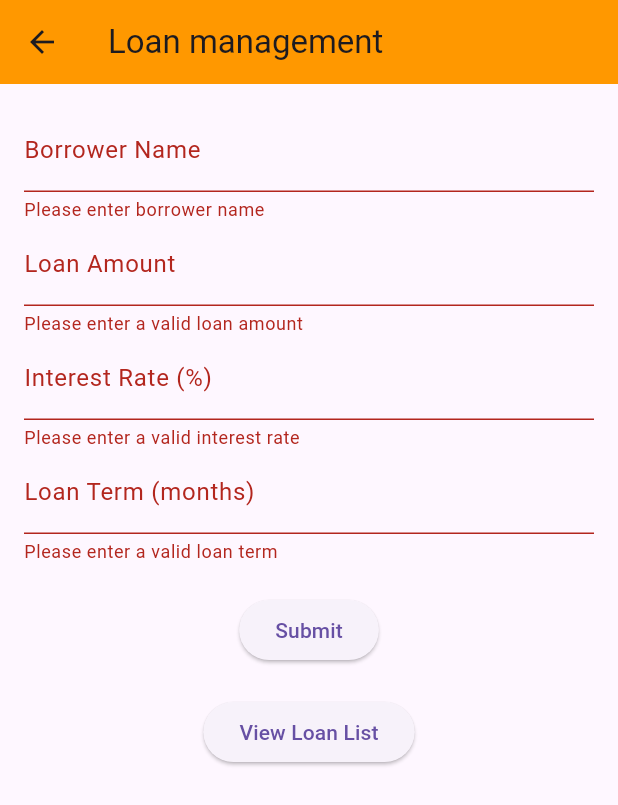
After one commit to Akib-Mahmud-Omio/Quidvy, a Flutter app: the LoanDetailsScreen screen opened directly, after a tap on "Submit", on a phone screen of 412 x 824 dp. The commit adds this screen. Shown: the top 805 px of the screen. Run offline on Flutter 3.47's test engine with Material 3 defaults, Android fonts, the phone set to English and light mode, and no system bars; our stand-ins replace cloud_firestore, firebase_auth, firebase_core, firebase_messaging, flip_card, loading_overlay and 1 more; missing offline and left inert: patterns_canvas; accounts and stored records are empty.

Commit message:
tanjil40

```diff
--- /dev/null
+++ b/lib/pages/loan.dart
@@ -0,0 +1,219 @@
+
+import 'package:flutter/material.dart';
+
+class Loan {
+  String borrowerName;
+  double loanAmount;
+  double interestRate;
+  int loanTerm;
+
+  Loan({
+    required this.borrowerName,
+    required this.loanAmount,
+    required this.interestRate,
+    required this.loanTerm,
+  });
+}
+
+class LoanDetailsScreen extends StatefulWidget {
+  @override
+  _LoanDetailsScreenState createState() => _LoanDetailsScreenState();
+}
+
+class _LoanDetailsScreenState extends State<LoanDetailsScreen> {
+  final _formKey = GlobalKey<FormState>();
+  final TextEditingController _nameController = TextEditingController();
+  final TextEditingController _amountController = TextEditingController();
+  final TextEditingController _rateController = TextEditingController();
+  final TextEditingController _termController = TextEditingController();
+  List<Loan> loans = [];
+
+  @override
+  Widget build(BuildContext context) {
+    return Scaffold(
+      appBar: AppBar(
+          title: Text('Loan management'),
+          backgroundColor:Colors.orange,
+          leading: IconButton(
+              icon: Icon(Icons.arrow_back),
+              onPressed: () {
+                Navigator.pop(context);
+              }
+          )
+      ),
+
+      body: Padding(
+        padding: const EdgeInsets.all(16.0),
+        child: Form(
+          key: _formKey,
+          child: Column(
+            children: [
+              TextFormField(
+                controller: _nameController,
+                decoration: InputDecoration(labelText: 'Borrower Name'),
+                validator: (value) {
+                  if (value == null || value.isEmpty) {
+                    return 'Please enter borrower name';
+                  }
+                  return null;
+                },
+              ),
+              TextFormField(
+                controller: _amountController,
+                keyboardType: TextInputType.number,
+                decoration: InputDecoration(labelText: 'Loan Amount'),
+                validator: (value) {
+                  if (value == null || double.tryParse(value) == null) {
+                    return 'Please enter a valid loan amount';
+                  }
+                  return null;
+                },
+              ),
+              TextFormField(
+                controller: _rateController,
+                keyboardType: TextInputType.number,
+                decoration: InputDecoration(labelText: 'Interest Rate (%)'),
+                validator: (value) {
+                  if (value == null || double.tryParse(value) == null) {
+                    return 'Please enter a valid interest rate';
+                  }
+                  return null;
+                },
+              ),
+              TextFormField(
+                controller: _termController,
+                keyboardType: TextInputType.number,
+                decoration: InputDecoration(labelText: 'Loan Term (months)'),
+                validator: (value) {
+                  if (value == null || int.tryParse(value) == null) {
+                    return 'Please enter a valid loan term';
+                  }
+                  return null;
+                },
+              ),
+              SizedBox(height: 20),
+              ElevatedButton(
+                onPressed: () {
+                  if (_formKey.currentState?.validate() ?? false) {
+                    _submitForm();
+                  }
+                },
+                child: Text('Submit'),
+              ),
+              SizedBox(height: 20),
+              ElevatedButton(
+                onPressed: () {
+                  _navigateToLoanList();
+                },
+                child: Text('View Loan List'),
+              ),
+            ],
+          ),
+        ),
+      ),
+    );
+  }
+
+  void _submitForm() {
+    final loan = Loan(
+      borrowerName: _nameController.text,
+      loanAmount: double.parse(_amountController.text),
+      interestRate: double.parse(_rateController.text),
+      loanTerm: int.parse(_termController.text),
+    );
+
+    setState(() {
+      loans.add(loan);
+    });
+
+    // Navigate to the loan information screen
+    Navigator.push(
+      context,
+      MaterialPageRoute(
+        builder: (context) => LoanInfoScreen(loan: loan),
+      ),
+    );
+  }
+
+  void _navigateToLoanList() {
+    Navigator.push(
+      context,
+      MaterialPageRoute(
+        builder: (context) => LoanListScreen(loans: loans),
+      ),
+    );
+  }
+}
+
+class LoanInfoScreen extends StatelessWidget {
+  final Loan loan;
+
+  const LoanInfoScreen({Key? key, required this.loan}) : super(key: key);
+
+  @override
+  Widget build(BuildContext context) {
+    return Scaffold(
+      appBar: AppBar(
+        title: Text('Loan Information'),
+      ),
+      body: Padding(
+        padding: const EdgeInsets.all(16.0),
+        child: Column(
+          crossAxisAlignment: CrossAxisAlignment.start,
+          children: [
+            Text('Borrower: ${loan.borrowerName}'),
+            Text('Loan Amount: \$${loan.loanAmount.toStringAsFixed(2)}'),
+            Text('Interest Rate: ${loan.interestRate.toStringAsFixed(2)}%'),
+            Text('Loan Term: ${loan.loanTerm} months'),
+            // Add more information and calculations as needed
+          ],
+        ),
+      ),
+    );
+  }
+}
+
+class LoanListScreen extends StatelessWidget {
+  final List<Loan> loans;
+
+  const LoanListScreen({Key? key, required this.loans}) : super(key: key);
+
+  @override
+  Widget build(BuildContext context) {
+    return Scaffold(
+      appBar: AppBar(
+        title: Text('Loan List'),
+      ),
+      body: ListView.builder(
+        itemCount: loans.length,
+        itemBuilder: (context, index) {
+          return ListTile(
+            title: Text(loans[index].borrowerName),
+            subtitle: Text('\$${loans[index].loanAmount.toStringAsFixed(2)}'),
+            onTap: () {
+              Navigator.push(
+                context,
+                MaterialPageRoute(
+                  builder: (context) => LoanInfoScreen(loan: loans[index]),
+                ),
+              );
+            },
+          );
+        },
+      ),
+    );
+  }
+}
+
+class MyApp extends StatelessWidget {
+  @override
+  Widget build(BuildContext context) {
+    return MaterialApp(
+      title: 'Loan Management App',
+      theme: ThemeData(
+        primarySwatch: Colors.blue,
+      ),
+      home: LoanDetailsScreen(),
+    );
+  }
+}
```
Also changed, not shown: lib/pages/app_drawer.dart (+36 -2 lines), lib/pages/compound_calculator.dart (+16 -2 lines), lib/pages/goal.dart (added, +140 -0 lines), lib/pages/student.dart (added, +132 -0 lines).
